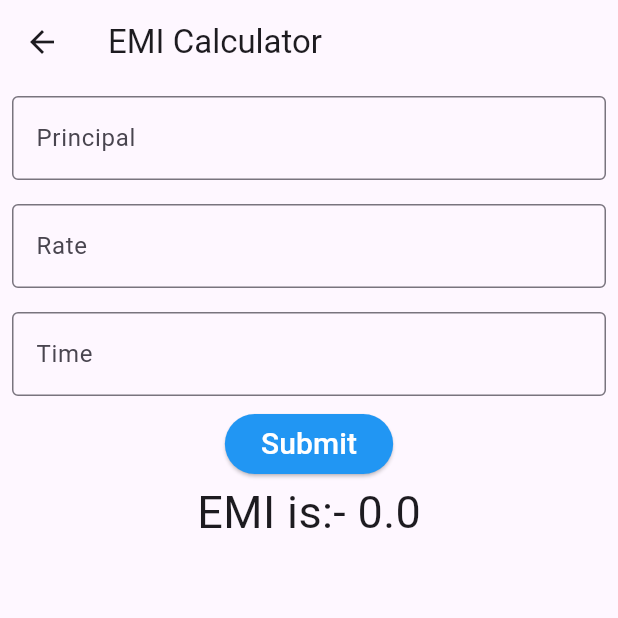
After one commit to shashankssvi/MobileAppDev_202502, a Flutter app: the Emicalculator screen opened directly, after a tap on "Submit", on a phone screen of 412 x 824 dp, the top half of it. The commit adds this screen. Run offline on Flutter 3.47's test engine with Material 3 defaults, Android fonts, the phone set to English and light mode, and no system bars.

Commit message:
EMI Calculator

```diff
--- a/lib/screen4.dart
+++ b/lib/screen4.dart
@@ -1,4 +1,5 @@
 import 'package:flutter/material.dart';
+import 'package:sangamone/screen5.dart';
 
 class Screen4 extends StatelessWidget {
   const Screen4({super.key});
@@ -50,6 +51,10 @@ class _CitesState extends State<Cites> {
           });
         }
       ),
+      floatingActionButton: FloatingActionButton(onPressed: (){
+        Navigator.push(context, MaterialPageRoute(builder: (context)=>Emicalculator()));
+      },
+      child: Icon(Icons.arrow_forward_sharp),),
     );
   }
 }
--- /dev/null
+++ b/lib/screen5.dart
@@ -0,0 +1,101 @@
+import 'package:flutter/material.dart';
+
+class Screen5 extends StatelessWidget {
+  const Screen5({super.key});
+
+  @override
+  Widget build(BuildContext context) {
+    return MaterialApp(
+      home: Emicalculator(),
+    );
+  }
+}
+
+class Emicalculator extends StatefulWidget {
+  const Emicalculator({super.key});
+
+  @override
+  State<Emicalculator> createState() => _EmicalculatorState();
+}
+
+class _EmicalculatorState extends State<Emicalculator> {
+
+
+  @override
+  void initState() {
+
+    super.initState();
+  }
+
+  TextEditingController principal = TextEditingController();
+  TextEditingController rate = TextEditingController();
+  TextEditingController time = TextEditingController();
+
+  emicalculator(principal,rate,time){
+    int p = int.parse(principal);
+    int r = int.parse(rate);
+    int t = int.parse(time);
+    double si = (p*r*t)/100;
+    double amt = p+si;
+    double emi = amt/(t*12);
+    return emi;
+  }
+
+  double emi = 0;
+
+  @override
+  Widget build(BuildContext context) {
+    return Scaffold(
+      appBar: AppBar(
+        title: Text("EMI Calculator"),
+      ),
+      body: Center(
+        child: Column(
+          children: [
+            Padding(
+              padding: const EdgeInsets.all(8.0),
+              child: TextField(
+                controller: principal,
+                decoration: InputDecoration(
+                  border: OutlineInputBorder(),
+                  hintText: "Principal",
+                ),
+                keyboardType: TextInputType.number,
+              ),
+            ),
+            Padding(
+              padding: const EdgeInsets.all(8.0),
+              child: TextField(
+                controller: rate,
+                decoration: InputDecoration(
+                    border: OutlineInputBorder(),
+                    hintText: "Rate",
+                ),
+                keyboardType: TextInputType.number,
+              ),
+            ),
+            Padding(
+              padding: const EdgeInsets.all(8.0),
+              child: TextField(
+                controller: time,
+                decoration: InputDecoration(
+                    border: OutlineInputBorder(),
+                    hintText: "Time",
+                ),
+                keyboardType: TextInputType.number,
+              ),
+            ),
+            ElevatedButton(onPressed: (){
+              setState(() {
+                emi=emicalculator(principal.text, rate.text, time.text);
+              });
+
+            }, child: Text("Submit",style: TextStyle(color: Colors.white,fontSize: 20),),
+            style:ButtonStyle(backgroundColor: WidgetStatePropertyAll(Colors.blue)),),
+            Text("EMI is:- $emi",style: TextStyle(fontSize: 30),),
+          ],
+        ),
+      ),
+    );
+  }
+}
```
